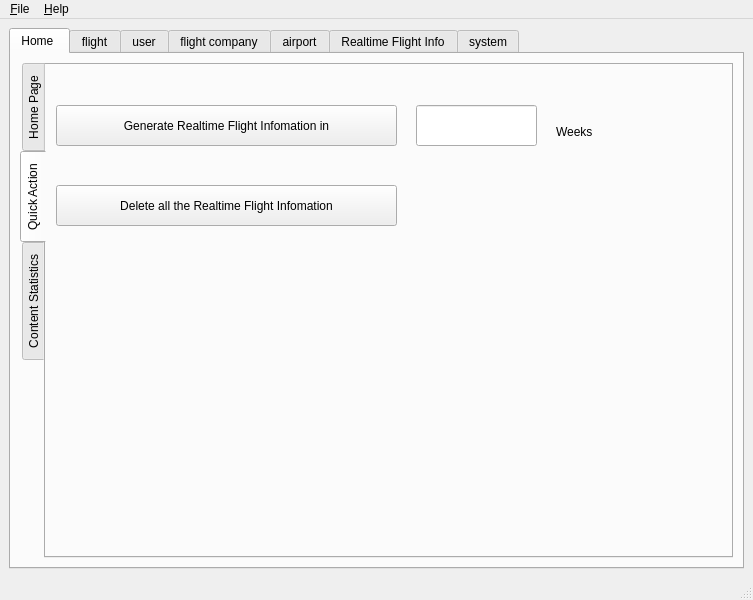
First picture: the form in mainplatformwindow.ui, repository Aloereed/Flightman_Platform_DATA130039, before the edit.
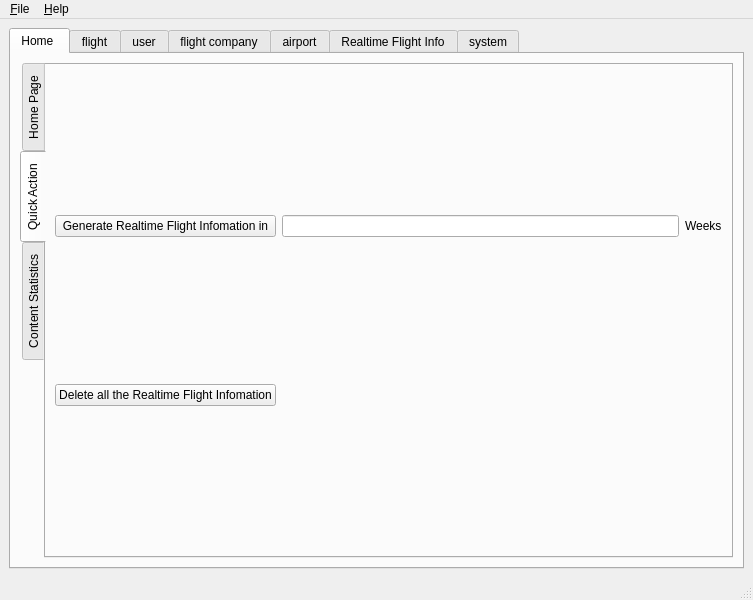
Second picture: the form after the edit. Icons and pictures are not drawn.

Patch:
```diff
--- a/mainplatformwindow.ui
+++ b/mainplatformwindow.ui
@@ -92,55 +92,32 @@
             <attribute name="title">
              <string>Quick Action</string>
             </attribute>
+            <layout class="QGridLayout" name="gridLayout_2">
+             <item row="0" column="0">
             <widget class="QPushButton" name="pushButton_5">
-             <property name="geometry">
-              <rect>
-               <x>10</x>
-               <y>40</y>
-               <width>341</width>
-               <height>41</height>
-              </rect>
-             </property>
              <property name="text">
               <string>Generate Realtime Flight Infomation in</string>
              </property>
             </widget>
-            <widget class="QLineEdit" name="lineEdit">
-             <property name="geometry">
-              <rect>
-               <x>370</x>
-               <y>40</y>
-               <width>121</width>
-               <height>41</height>
-              </rect>
-             </property>
-            </widget>
+             </item>
+             <item row="0" column="1">
+              <widget class="QLineEdit" name="lineEdit"/>
+             </item>
+             <item row="0" column="2">
             <widget class="QLabel" name="label_7">
-             <property name="geometry">
-              <rect>
-               <x>510</x>
-               <y>60</y>
-               <width>63</width>
-               <height>14</height>
-              </rect>
-             </property>
              <property name="text">
               <string>Weeks</string>
              </property>
             </widget>
+             </item>
+             <item row="1" column="0">
             <widget class="QPushButton" name="pushButton_6">
-             <property name="geometry">
-              <rect>
-               <x>10</x>
-               <y>120</y>
-               <width>341</width>
-               <height>41</height>
-              </rect>
-             </property>
              <property name="text">
               <string>Delete all the Realtime Flight Infomation</string>
              </property>
             </widget>
+             </item>
+            </layout>
            </widget>
            <widget class="QWidget" name="tab_4">
             <attribute name="title">
```
Left out of the diff: 10 changed lines with no effect on the pictures. Lines whose indentation alone changed are shown as unchanged.
